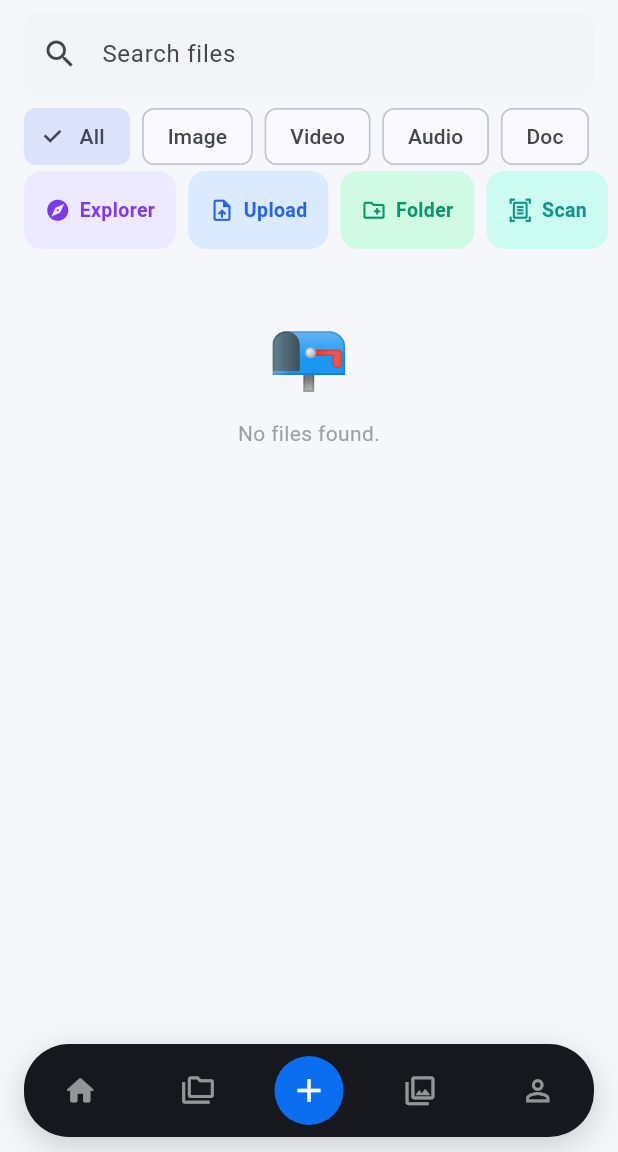
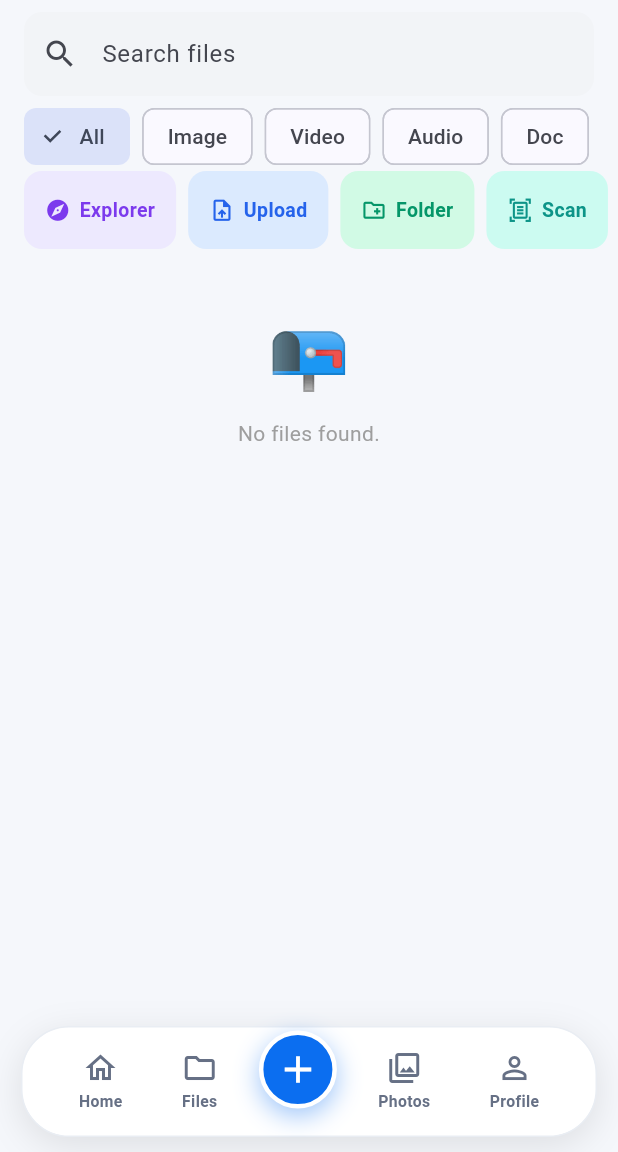
Before and after one commit to web12-app/pips-flutter, a Flutter app: the MainShell screen opened directly, item 2 of the bottom bar chosen, on a phone screen of 412 x 824 dp, the part 84-1236 px from its top. Run offline on Flutter 3.47's test engine with Material 3 defaults, Android fonts, the phone set to English and light mode, and no system bars; our stand-ins replace app_links, file_picker, firebase_auth, firebase_core, flutter_local_notifications, google_sign_in and 5 more; missing offline and left inert: screen_brightness, volume_controller; accounts and stored records are empty; network calls fail.

Commit message:
v3.15.0 — floating pill bottom nav (reference clone): icon+label tabs, blue active state, raised blue + upload button, adaptive dark/light

```diff
--- a/lib/main.dart
+++ b/lib/main.dart
@@ -172,27 +172,31 @@ class _MainShellState extends State<MainShell> {
 
   @override
   Widget build(BuildContext context) {
+    final hc = HomeColors.of(context);
     final selected = tab == 0 ? 0 : tab + 1; // map page index -> bar slot (skip center)
     return Scaffold(
       body: IndexedStack(index: tab, children: _pages),
       bottomNavigationBar: SafeArea(
         top: false,
         child: Container(
-          margin: const EdgeInsets.fromLTRB(16, 4, 16, 10),
-          padding: const EdgeInsets.symmetric(horizontal: 10, vertical: 8),
+          margin: const EdgeInsets.fromLTRB(14, 0, 14, 10),
+          padding: const EdgeInsets.symmetric(horizontal: 10, vertical: 10),
           decoration: BoxDecoration(
-            color: const Color(0xFF16181D),
-            borderRadius: BorderRadius.circular(30),
-            boxShadow: [BoxShadow(color: Colors.black.withValues(alpha: 0.18), blurRadius: 18, offset: const Offset(0, 6))],
+            color: hc.surface,
+            borderRadius: BorderRadius.circular(32),
+            border: Border.all(color: hc.line),
+            boxShadow: [
+              BoxShadow(color: Colors.black.withValues(alpha: 0.10), blurRadius: 20, offset: const Offset(0, 6)),
+            ],
           ),
           child: Row(
-            mainAxisAlignment: MainAxisAlignment.spaceBetween,
+            mainAxisAlignment: MainAxisAlignment.spaceEvenly,
             children: [
-              _item(0, Icons.home_rounded, selected == 0),
-              _item(1, Icons.folder_copy_outlined, selected == 1),
+              _item(0, 'Home', Icons.home_outlined, Icons.home_rounded, selected == 0),
+              _item(1, 'Files', Icons.folder_outlined, Icons.folder_rounded, selected == 1),
               _centerButton(),
-              _item(3, Icons.photo_library_outlined, selected == 3),
-              _item(4, Icons.person_outline, selected == 4),
+              _item(3, 'Photos', Icons.photo_library_outlined, Icons.photo_library, selected == 3),
+              _item(4, 'Profile', Icons.person_outline, Icons.person_rounded, selected == 4),
             ],
           ),
         ),
@@ -200,27 +204,45 @@ class _MainShellState extends State<MainShell> {
     );
   }
 
-  Widget _item(int slot, IconData icon, bool active) => GestureDetector(
-        behavior: HitTestBehavior.opaque,
-        onTap: () => _onTap(slot),
-        child: AnimatedContainer(
-          duration: const Duration(milliseconds: 180),
-          padding: const EdgeInsets.symmetric(horizontal: 16, vertical: 9),
-          decoration: BoxDecoration(
-            color: active ? Colors.white.withValues(alpha: 0.14) : Colors.transparent,
-            borderRadius: BorderRadius.circular(22),
-          ),
-          child: Icon(icon, size: 23, color: active ? Colors.white : Colors.white54),
+  /// Icon + label tab — blue filled icon & blue label when active,
+  /// grey outlined icon & grey label otherwise (like the reference).
+  Widget _item(int slot, String label, IconData inactiveIcon, IconData activeIcon, bool active) {
+    final hc = HomeColors.of(context);
+    return GestureDetector(
+      behavior: HitTestBehavior.opaque,
+      onTap: () => _onTap(slot),
+      child: AnimatedContainer(
+        duration: const Duration(milliseconds: 180),
+        padding: const EdgeInsets.symmetric(horizontal: 12, vertical: 4),
+        decoration: BoxDecoration(
+          color: active ? AppTheme.blueSoft : Colors.transparent,
+          borderRadius: BorderRadius.circular(20),
         ),
-      );
+        child: Column(mainAxisSize: MainAxisSize.min, children: [
+          Icon(active ? activeIcon : inactiveIcon, size: 24, color: active ? AppTheme.blue : hc.text2),
+          const SizedBox(height: 3),
+          Text(label, style: TextStyle(fontSize: 10.5, fontWeight: FontWeight.w700, color: active ? AppTheme.blue : hc.text2)),
+        ]),
+      ),
+    );
+  }
 
+  /// Raised blue circular + button in the middle (opens the upload sheet).
   Widget _centerButton() => GestureDetector(
         onTap: () => _onTap(2),
-        child: Container(
-          width: 46,
-          height: 46,
-          decoration: const BoxDecoration(color: AppTheme.blue, shape: BoxShape.circle),
-          child: const Icon(Icons.add, color: Colors.white, size: 26),
+        child: Transform.translate(
+          offset: const Offset(0, -8),
+          child: Container(
+            width: 52,
+            height: 52,
+            decoration: BoxDecoration(
+              color: AppTheme.blue,
+              shape: BoxShape.circle,
+              border: Border.all(color: HomeColors.of(context).surface, width: 3),
+              boxShadow: [BoxShadow(color: AppTheme.blue.withValues(alpha: 0.4), blurRadius: 14, offset: const Offset(0, 5))],
+            ),
+            child: const Icon(Icons.add, color: Colors.white, size: 30),
+          ),
         ),
       );
 }
--- a/pubspec.yaml
+++ b/pubspec.yaml
@@ -1,7 +1,7 @@
 name: pips
 description: Pips Cloud — cloud storage, channels, chat and Pips DB (Flutter port).
 publish_to: 'none'
-version: 3.14.0+19
+version: 3.15.0+20
 
 environment:
   sdk: '>=3.0.0 <4.0.0'
```
